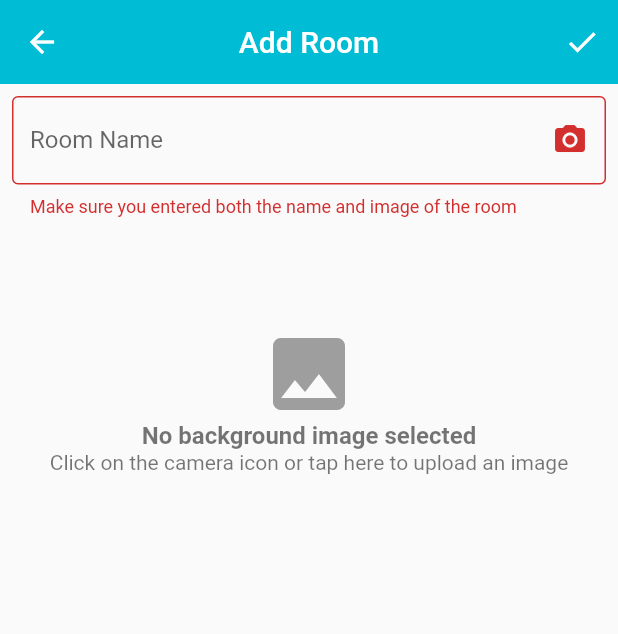
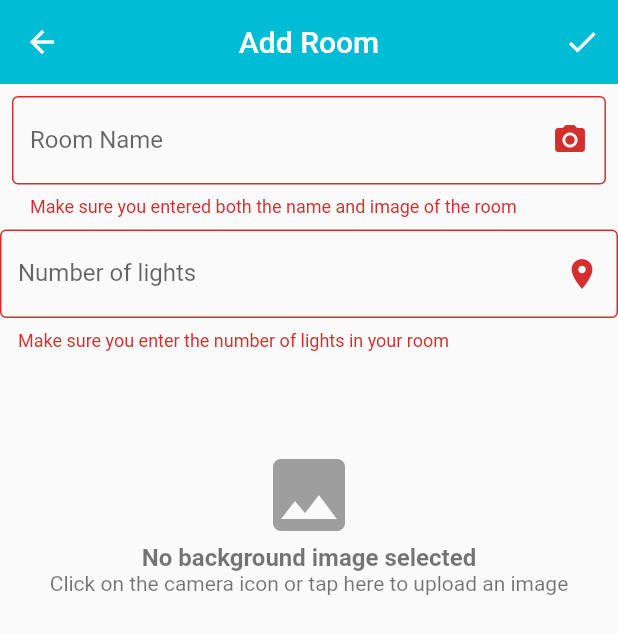
Before and after one commit to tashi-iu/innohome-app, a Flutter app: the AddRoom screen opened directly, after a tap on the "done" icon, on a phone screen of 412 x 824 dp. Shown: the top 634 px of the screen. Run offline on Flutter 3.47's test engine with Material 2 defaults, Android fonts, the phone set to English and light mode, and no system bars; our stand-ins replace image_picker, sqflite; accounts and stored records are empty.

```diff
--- a/lib/config/config_api_endpoints.dart
+++ b/lib/config/config_api_endpoints.dart
@@ -1,5 +1,4 @@
-
-String host = "http://192.168.128.63:3000";
+String host = "http://192.168.43.244:3000";
 
 String signUpEndPoint = "$host/smart-switch/users";
 String loginEndPoint = "$host/smart-switch/users/login";
--- a/lib/main.dart
+++ b/lib/main.dart
@@ -16,7 +16,6 @@ void main() async{
   var db = DatabaseHelper();
 
   User user = await db.getUser(1);
-  print("user is $user");
 
   Map<String, dynamic> userObj;
   if(user != null){
@@ -29,11 +28,7 @@ void main() async{
       "id": null,
       "token": null
     };
-
   }
-
-  print("user object is $userObj");
-
   runApp(MyApp(userObj));
 }
 
@@ -43,6 +38,7 @@ class MyApp extends StatelessWidget {
   MyApp(this.user);
 
   final _roomModel = RoomModel();
+
   @override
   Widget build(BuildContext context) {
     return ScopedModel<RoomModel>(
--- a/lib/pages/add_room_page.dart
+++ b/lib/pages/add_room_page.dart
@@ -2,6 +2,7 @@ import 'dart:io';
 import 'dart:async';
 
 import 'package:smart_switch_v2/pages/house_page.dart';
+import 'package:smart_switch_v2/util/light_utils.dart';
 
 import '../util/database_helper.dart';
 import '../model/room.dart';
@@ -18,8 +19,10 @@ class _AddRoomState extends State<AddRoom> {
   final _formKey = GlobalKey<FormState>();
 
   TextEditingController _roomNameController;
+  TextEditingController _noOfLightController;
 
   int _houseId = 1;
+  int _noOfRooms;
   String _roomName = 'New Room';
   File _roomImage;
 
@@ -28,6 +31,7 @@ class _AddRoomState extends State<AddRoom> {
   @override
   void initState() {
     _roomNameController = TextEditingController();
+    _noOfLightController = TextEditingController();
     super.initState();
   }
 
@@ -39,6 +43,23 @@ class _AddRoomState extends State<AddRoom> {
     setState(() {
       _roomImage = image;
     });
+  }
+
+  Widget _buildNoOfRoomsTextField() {
+    return TextFormField(
+      controller: _noOfLightController,
+      keyboardType: TextInputType.number,
+      decoration: InputDecoration(
+        suffixIcon: Icon(Icons.room),
+        border: OutlineInputBorder(),
+        labelText: 'Number of lights',
+      ),
+      validator: (value) {
+        if (value.isEmpty) {
+          return "Make sure you enter the number of lights in your room";
+        }
+      },
+    );
   }
 
   @override
@@ -59,10 +80,26 @@ class _AddRoomState extends State<AddRoom> {
                 if (_formKey.currentState.validate() && _roomImage != null) {
                   setState(() {
                     _roomName = _roomNameController.text;
+                    _noOfRooms = num.parse(_noOfLightController.text);
                   });
 
-                  Room room = Room(_houseId, _roomName, _roomImage);
+                  Room room = Room(_houseId, _roomName, _roomImage, _noOfRooms);
                   int res = await db.saveRoom(room);
+                  List _rooms = await db.getAllRooms();
+
+                  // print("heyyyyyyy");
+                  // _rooms.forEach((room){
+                  //   print("rooming");
+                  //   print(room);
+                  //   print("...........");
+                  // });
+                  // print('this is the room i need bitch ');
+                  print("${_rooms.last['id']}");
+
+
+
+
+                  generatelightsAndSaveToDb(_rooms.last["id"]);
                   if (res != 0) {
                     Navigator.pushReplacementNamed(context, '/rooms');
                   }
@@ -97,18 +134,25 @@ class _AddRoomState extends State<AddRoom> {
                   },
                 ),
               ),
-              Padding(padding: EdgeInsets.all(32),),
+              _buildNoOfRoomsTextField(),
+              Padding(
+                padding: EdgeInsets.all(32),
+              ),
               Container(
                 child: _roomImage != null
                     ? Column(
-                      mainAxisAlignment: MainAxisAlignment.center,
-                      children: <Widget>[Container(
-                        color: Colors.black54,
-                      margin: EdgeInsets.all(62),
-                      padding: EdgeInsets.all(2),
-                      child: Image.file(_roomImage,),
-                    ),],
-                    )
+                        mainAxisAlignment: MainAxisAlignment.center,
+                        children: <Widget>[
+                          Container(
+                            color: Colors.black54,
+                            margin: EdgeInsets.all(62),
+                            padding: EdgeInsets.all(2),
+                            child: Image.file(
+                              _roomImage,
+                            ),
+                          ),
+                        ],
+                      )
                     : Container(
                         padding: EdgeInsets.symmetric(horizontal: 32),
                         child: InkWell(
--- a/lib/pages/house_page.dart
+++ b/lib/pages/house_page.dart
@@ -1,4 +1,5 @@
 import 'package:flutter/material.dart';
+import 'package:smart_switch_v2/model/light.dart';
 import 'package:smart_switch_v2/pages/settings.dart';
 import 'package:scoped_model/scoped_model.dart';
 
@@ -74,14 +75,26 @@ class _HousePageState extends State<HousePage> {
 
 
   Widget buildRoomCard(int index) {
+
     return ScopedModelDescendant(
         builder: (BuildContext context, Widget child, RoomModel model) {
       Room room = model.getRoom(index);
+      //print(room.toMap());
+
       return Material(
           child: InkWell(
-            onTap: (){
+            onTap: () async{
+              print(room.toMap());
+
+              List<Map<String, dynamic>> lights = await db.getAllLights(room.id);
+
+              // print("lights are");
+              // lights.forEach((light){
+              //   print(light);
+              // });
+
               Navigator.push(context, MaterialPageRoute(
-                builder: (BuildContext context) => RoomPage()
+                builder: (BuildContext context) => RoomPage(room.id, room.roomName, lights)
               ));
             },
               child: Container(
@@ -141,7 +154,6 @@ class _HousePageState extends State<HousePage> {
               children: List.generate(
                   widget.model.length != null ? widget.model.length : 0,
                   (index) {
-                print(widget.model.length);
                 return buildRoomCard(index);
               }));
         }),
--- a/lib/pages/room_page.dart
+++ b/lib/pages/room_page.dart
@@ -1,16 +1,45 @@
 import 'package:flutter/material.dart';
 
+import '../util/database_helper.dart';
+
+import '../widgets/light_switch_icon.dart';
+
+import '../model/light.dart';
+
 class RoomPage extends StatefulWidget {
+  final int roomId;
+  final String roomName;
+  List<Map<String, dynamic>> lights;
+  RoomPage(this.roomId, this.roomName, this.lights);
+
   @override
   _RoomPageState createState() => _RoomPageState();
 }
 
 class _RoomPageState extends State<RoomPage> {
+  var db = DatabaseHelper();
+
+  Widget _buildLightSwitches(){
+    return GridView.builder(
+      gridDelegate: SliverGridDelegateWithFixedCrossAxisCount(crossAxisCount: 3),
+      itemCount: widget.lights.length,
+      itemBuilder: (context, index){
+        print(index);
+        String label = widget.lights[index]["name"];
+        int id = widget.lights[index]["id"];
+
+        return LightSwitchIcon(label: label, id: id);
+
+        } );
+  }
+
   @override
-
   Widget build(BuildContext context) {
-    return Container(
-
+    return Scaffold(
+      appBar: AppBar(
+        title: Text(widget.roomName),
+      ),
+      body: _buildLightSwitches(),
     );
   }
 }
--- /dev/null
+++ b/lib/util/light_utils.dart
@@ -0,0 +1,23 @@
+import '../model/room.dart';
+import '../model/light.dart';
+import 'database_helper.dart';
+
+
+void generatelightsAndSaveToDb(int roomId) async {
+    var db = DatabaseHelper();
+
+    Room room = await db.getRoom(roomId);
+    print(room.toMap());
+
+    //int noOfLights = room.noOfLights;
+    //print(noOfLights);
+    for (int i = 0; i < room.noOfLights; i++) {
+      Light light = Light(roomId, "Light ${i+ 1}", false);
+      int res = await db.saveLight(light);
+      if (res != 0) {
+        print("lights saved");
+      } else {
+        print("not saved in db");
+      }
+    }
+  }
--- a/lib/util/network_util.dart
+++ b/lib/util/network_util.dart
@@ -54,6 +54,7 @@ Future<Map> login(String email String password) async {
   };
 
   try {
+
     http.Response response = await http.post(sourceURL,
         headers: {'content-type': 'application/json'}, body: json.encode(body));
     Map<String, dynamic> responseBody = json.decode(response.body);
```
Also changed, not shown: lib/model/light.dart (+50 -5 lines), lib/model/room.dart (+13 -3 lines), lib/pages/login_page.dart (+25 -7 lines), lib/scoped_model/scoped_room.dart (+7 -8 lines), lib/util/database_helper.dart (+46 -0 lines), lib/widgets/error_popup.dart (added, +35 -0 lines), lib/widgets/generate_light.dart (added, +18 -0 lines), lib/widgets/light_switch_icon.dart (added, +62 -0 lines).
